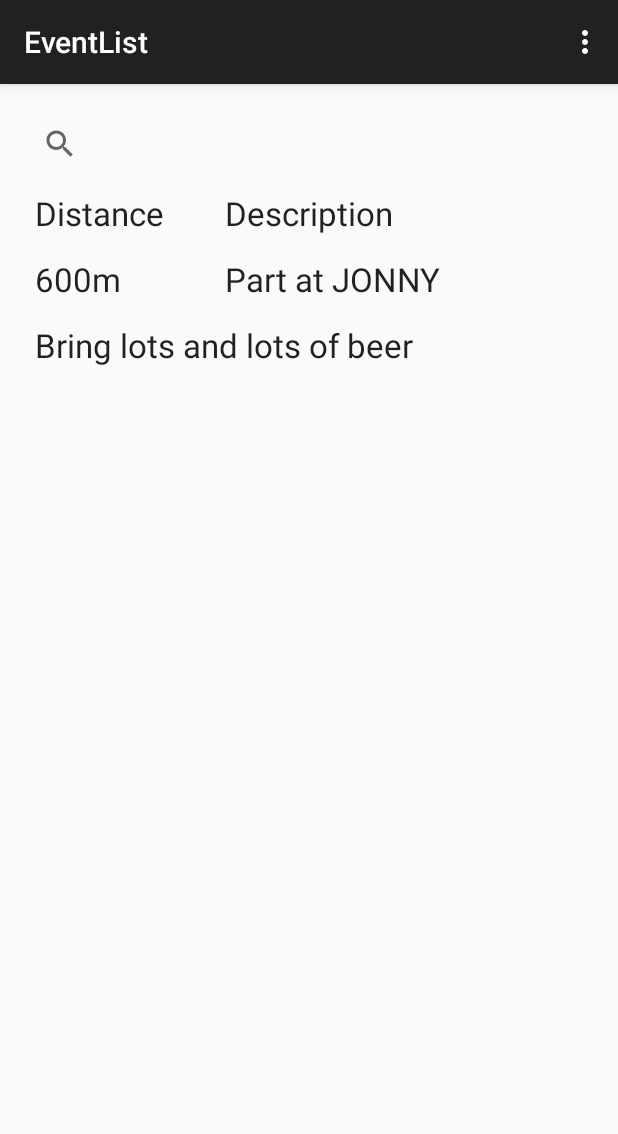
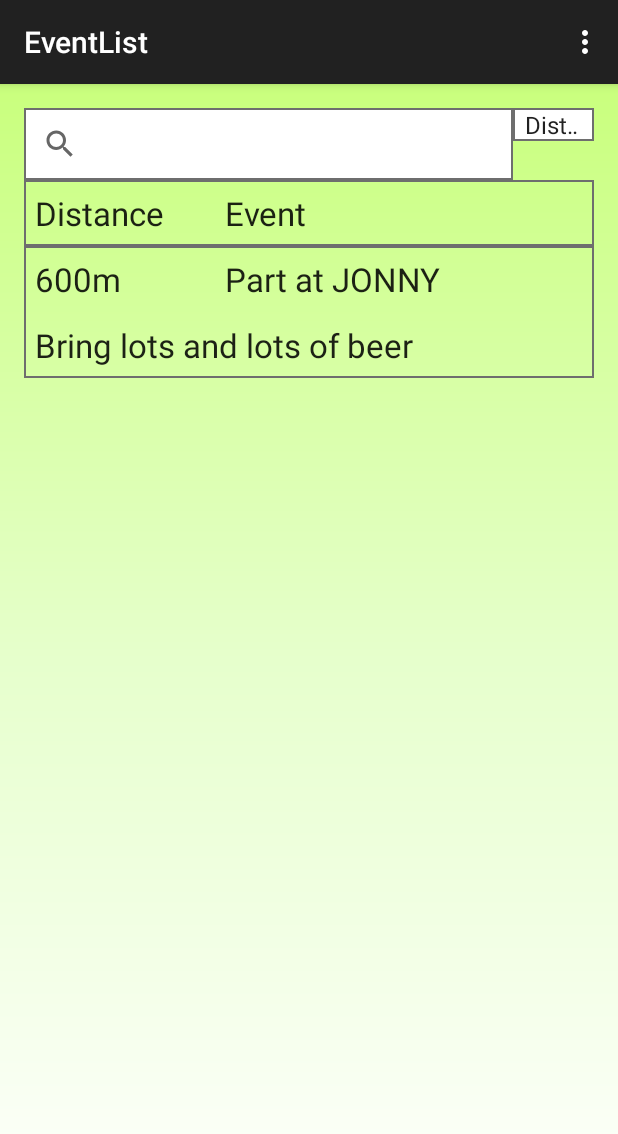
Before and after one commit to georgeracu/TheHiddenCampus, an Android app: the EventList screen opened directly, with no data from a screen before it, on a phone screen of 412 x 824 dp. Shown: the top 1134 px of the screen. Run offline under Robolectric (Android 15) with nearby library versions, the light colour scheme and no system bars.

Commit message:
Added functionality for EventList and MainMenu. Linked saved events buttons to showing an event list. Re-structured EventList for better performance. Added new UI functionality: borders and filters items.

```diff
--- a/app/src/main/java/com/example/georgicaracu/thehiddencampus/EventList.java
+++ b/app/src/main/java/com/example/georgicaracu/thehiddencampus/EventList.java
@@ -4,6 +4,8 @@ import android.support.v7.app.ActionBarActivity;
 import android.os.Bundle;
 import android.view.Menu;
 import android.view.MenuItem;
+import android.widget.ArrayAdapter;
+import android.widget.Spinner;
 
 
 public class EventList extends ActionBarActivity {
@@ -12,6 +14,9 @@ public class EventList extends ActionBarActivity {
     protected void onCreate(Bundle savedInstanceState) {
         super.onCreate(savedInstanceState);
         setContentView(R.layout.activity_event_list);
+
+        //Spinner spinner = (Spinner)findViewById(R.id.spinner);
+        //ArrayAdapter<String> spinnerAdapter = ArrayAdapter.createFromResource(this, R.array.spinner_filter, R.id.);
     }
 
 
--- /dev/null
+++ b/app/src/main/res/drawable/custom_border.xml
@@ -0,0 +1,5 @@
+<?xml version="1.0" encoding="utf-8"?>
+<shape xmlns:android="http://schemas.android.com/apk/res/android" android:shape="rectangle" >
+    <solid android:color="#ffffff" />
+    <stroke android:width="1dip" android:color="#ff6e6e6e"/>
+</shape>
--- /dev/null
+++ b/app/src/main/res/drawable/transparent_and_border.xml
@@ -0,0 +1,4 @@
+<?xml version="1.0" encoding="utf-8"?>
+<shape xmlns:android="http://schemas.android.com/apk/res/android" android:shape="rectangle" >
+    <stroke android:width="1dip" android:color="#ff6e6e6e"/>
+</shape>
--- a/app/src/main/res/layout/activity_event_list.xml
+++ b/app/src/main/res/layout/activity_event_list.xml
@@ -4,7 +4,8 @@
     android:paddingRight="@dimen/activity_horizontal_margin"
     android:paddingTop="@dimen/activity_vertical_margin"
     android:paddingBottom="@dimen/activity_vertical_margin"
-    tools:context="com.example.georgicaracu.thehiddencampus.EventList">
+    tools:context="com.example.georgicaracu.thehiddencampus.EventList"
+    android:background="@drawable/background_gradient">
 
     <LinearLayout
         android:orientation="vertical"
@@ -23,64 +24,77 @@
                 android:layout_width="fill_parent"
                 android:layout_height="wrap_content"
                 android:id="@+id/searchView"
-                android:layout_weight="1" />
+                android:layout_weight="1"
+                android:background="@drawable/custom_border" />
 
             <Spinner
-                android:layout_width="0dp"
+                android:layout_width="fill_parent"
                 android:layout_height="wrap_content"
-                android:id="@+id/spinner" />
+                android:id="@+id/spinner"
+                android:background="@drawable/custom_border"
+                android:spinnerMode="dropdown"
+                android:entries="@array/filter_items"
+                android:dropDownWidth="wrap_content"
+                android:dropDownSelector="@drawable/abc_spinner_mtrl_am_alpha"
+                android:prompt="@drawable/abc_ic_menu_moreoverflow_mtrl_alpha"
+                style="@style/Base.TextAppearance.AppCompat.Widget.ActionBar.Menu"
+                android:layout_weight="6" />
         </LinearLayout>
 
         <LinearLayout
             android:orientation="horizontal"
             android:layout_width="fill_parent"
-            android:layout_height="wrap_content">
-
-            <LinearLayout
-                android:orientation="vertical"
-                android:layout_width="fill_parent"
-                android:layout_height="wrap_content"
-                android:layout_weight="2">
+            android:layout_height="fill_parent"
+            android:background="@drawable/transparent_and_border"
+            android:divider="@drawable/abc_list_divider_mtrl_alpha">
 
             <TextView
-                    android:layout_width="wrap_content"
+                android:layout_width="fill_parent"
                 android:layout_height="wrap_content"
                 android:textAppearance="?android:attr/textAppearanceLarge"
                 android:text="Distance"
                 android:id="@+id/textView6"
-                    android:layout_margin="@dimen/menu_item_margin" />
+                android:layout_margin="@dimen/menu_item_margin"
+                android:layout_weight="2" />
 
             <TextView
-                    android:layout_width="wrap_content"
+                android:layout_width="fill_parent"
                 android:layout_height="wrap_content"
                 android:textAppearance="?android:attr/textAppearanceLarge"
-                    android:text="600m"
-                    android:id="@+id/textView8"
-                    android:layout_margin="@dimen/menu_item_margin" />
+                android:text="Event"
+                android:id="@+id/textView7"
+                android:layout_margin="@dimen/menu_item_margin"
+                android:layout_weight="1" />
         </LinearLayout>
 
         <LinearLayout
             android:orientation="vertical"
             android:layout_width="fill_parent"
             android:layout_height="wrap_content"
-                android:layout_weight="1">
+            android:background="@drawable/transparent_and_border">
+
+            <LinearLayout
+                android:orientation="horizontal"
+                android:layout_width="fill_parent"
+                android:layout_height="fill_parent">
 
                 <TextView
-                    android:layout_width="wrap_content"
+                    android:layout_width="fill_parent"
                     android:layout_height="wrap_content"
                     android:textAppearance="?android:attr/textAppearanceLarge"
-                    android:text="Description"
-                    android:id="@+id/textView7"
-                    android:layout_margin="@dimen/menu_item_margin" />
+                    android:text="600m"
+                    android:id="@+id/textView8"
+                    android:layout_margin="@dimen/menu_item_margin"
+                    android:layout_weight="2" />
 
                 <TextView
-                    android:layout_width="wrap_content"
+                    android:layout_width="fill_parent"
                     android:layout_height="wrap_content"
                     android:textAppearance="?android:attr/textAppearanceLarge"
                     android:text="Part at JONNY"
                     android:id="@+id/textView9"
-                    android:layout_margin="@dimen/menu_item_margin" />
-            </LinearLayout>
+                    android:layout_margin="@dimen/menu_item_margin"
+                    android:layout_weight="1" />
             </LinearLayout>
 
             <LinearLayout
@@ -96,6 +110,7 @@
                     android:id="@+id/textView10"
                     android:layout_margin="@dimen/menu_item_margin" />
             </LinearLayout>
+        </LinearLayout>
 
     </LinearLayout>
 
--- /dev/null
+++ b/app/src/main/res/values/arrays.xml
@@ -0,0 +1,8 @@
+<?xml version="1.0" encoding="utf-8"?>
+<resources>
+    <string-array name="filter_items">
+        <item>Distance</item>
+        <item>Date</item>
+        <item>Participants</item>
+    </string-array>
+</resources>
```
Also changed, not shown: 1 other file. Lines whose indentation alone changed are shown as unchanged.
